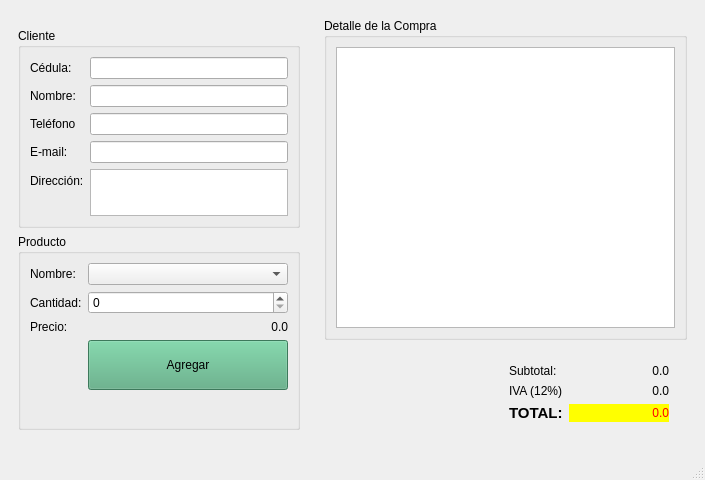
Old version of the form principal.ui in the repository Shadow81194/P58.Qt.Tiendad.
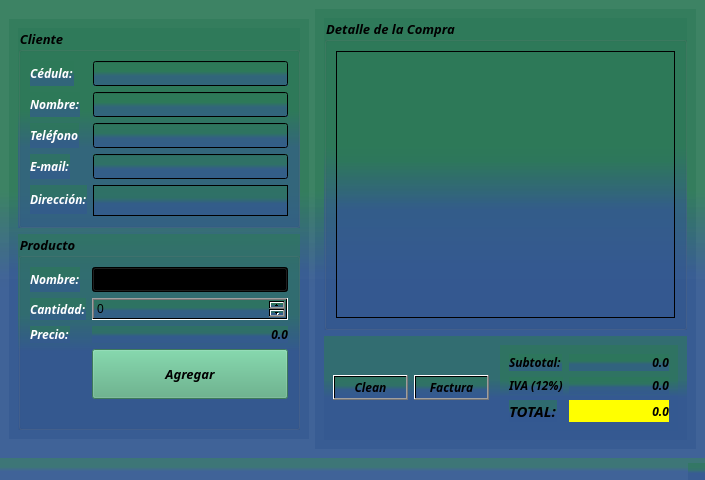
New version of the form. Icons and pictures are not drawn.

The edit to the form file:
```diff
--- a/principal.ui
+++ b/principal.ui
@@ -13,6 +13,13 @@
   <property name="windowTitle">
    <string>Tienda</string>
   </property>
+  <property name="windowIcon">
+   <iconset resource="imgen.qrc">
+    <normaloff>:/new/prefix1/imagen de tiendad/tienda.png</normaloff>:/new/prefix1/imagen de tiendad/tienda.png</iconset>
+  </property>
+  <property name="styleSheet">
+   <string notr="true">background-color: qlineargradient(spread:reflect, x1:1, y1:0.943, x2:1, y2:0.0683636, stop:0.393258 rgba(52, 88, 145, 153), stop:0.606742 rgba(45, 121, 88, 148));</string>
+  </property>
   <widget class="QWidget" name="centralwidget">
    <layout class="QHBoxLayout" name="horizontalLayout">
     <item>
@@ -38,12 +45,33 @@
            <height>200</height>
           </size>
          </property>
+         <property name="font">
+          <font>
+           <family>Cooper Std Black</family>
+           <pointsize>10</pointsize>
+           <weight>75</weight>
+           <italic>true</italic>
+           <bold>true</bold>
+          </font>
+         </property>
          <property name="title">
           <string>Cliente</string>
          </property>
          <layout class="QFormLayout" name="formLayout_2">
           <item row="0" column="0">
            <widget class="QLabel" name="label_4">
+            <property name="font">
+             <font>
+              <family>Cooper Std Black</family>
+              <pointsize>9</pointsize>
+              <weight>75</weight>
+              <italic>true</italic>
+              <bold>true</bold>
+             </font>
+            </property>
+            <property name="styleSheet">
+             <string notr="true">color: rgb(255, 255, 255);</string>
+            </property>
             <property name="text">
              <string>Cédula:</string>
             </property>
@@ -57,40 +85,125 @@
               <height>0</height>
              </size>
             </property>
+            <property name="font">
+             <font>
+              <family>Cooper Std Black</family>
+              <weight>75</weight>
+              <italic>true</italic>
+              <bold>true</bold>
+             </font>
+            </property>
            </widget>
           </item>
           <item row="1" column="0">
            <widget class="QLabel" name="label_5">
+            <property name="font">
+             <font>
+              <family>Cooper Std Black</family>
+              <pointsize>9</pointsize>
+              <weight>75</weight>
+              <italic>true</italic>
+              <bold>true</bold>
+             </font>
+            </property>
+            <property name="styleSheet">
+             <string notr="true">color: rgb(255, 255, 255);</string>
+            </property>
             <property name="text">
              <string>Nombre:</string>
             </property>
            </widget>
           </item>
           <item row="1" column="1">
-           <widget class="QLineEdit" name="inNombre"/>
+           <widget class="QLineEdit" name="inNombre">
+            <property name="font">
+             <font>
+              <family>Cooper Std Black</family>
+              <weight>75</weight>
+              <italic>true</italic>
+              <bold>true</bold>
+             </font>
+            </property>
+           </widget>
           </item>
           <item row="2" column="0">
            <widget class="QLabel" name="label_6">
+            <property name="font">
+             <font>
+              <family>Cooper Std Black</family>
+              <pointsize>9</pointsize>
+              <weight>75</weight>
+              <italic>true</italic>
+              <bold>true</bold>
+             </font>
+            </property>
+            <property name="styleSheet">
+             <string notr="true">color: rgb(255, 255, 255);
+
+</string>
+            </property>
             <property name="text">
              <string>Teléfono</string>
             </property>
            </widget>
           </item>
           <item row="2" column="1">
-           <widget class="QLineEdit" name="inTelefono"/>
+           <widget class="QLineEdit" name="inTelefono">
+            <property name="font">
+             <font>
+              <family>Cooper Std Black</family>
+              <weight>75</weight>
+              <italic>true</italic>
+              <bold>true</bold>
+             </font>
+            </property>
+           </widget>
           </item>
           <item row="3" column="0">
            <widget class="QLabel" name="label_7">
+            <property name="font">
+             <font>
+              <family>Cooper Std Black</family>
+              <pointsize>9</pointsize>
+              <weight>75</weight>
+              <italic>true</italic>
+              <bold>true</bold>
+             </font>
+            </property>
+            <property name="styleSheet">
+             <string notr="true">color: rgb(255, 255, 255);</string>
+            </property>
             <property name="text">
              <string>E-mail:</string>
             </property>
            </widget>
           </item>
           <item row="3" column="1">
-           <widget class="QLineEdit" name="inCorreo"/>
+           <widget class="QLineEdit" name="inCorreo">
+            <property name="font">
+             <font>
+              <family>Cooper Std Black</family>
+              <weight>75</weight>
+              <italic>true</italic>
+              <bold>true</bold>
+             </font>
+            </property>
+           </widget>
           </item>
           <item row="4" column="0">
            <widget class="QLabel" name="label_8">
+            <property name="font">
+             <font>
+              <family>Cooper Std Black</family>
+              <pointsize>9</pointsize>
+              <weight>75</weight>
+              <italic>true</italic>
+              <bold>true</bold>
+             </font>
+            </property>
+            <property name="styleSheet">
+             <string notr="true">color: rgb(255, 255, 255);</string>
+            </property>
             <property name="text">
              <string>Dirección:</string>
             </property>
@@ -104,6 +217,14 @@
               <height>100</height>
              </size>
             </property>
+            <property name="font">
+             <font>
+              <family>Cooper Std Black</family>
+              <weight>75</weight>
+              <italic>true</italic>
+              <bold>true</bold>
+             </font>
+            </property>
            </widget>
           </item>
          </layout>
@@ -117,22 +238,68 @@
            <height>200</height>
           </size>
          </property>
+         <property name="font">
+          <font>
+           <family>Cooper Std Black</family>
+           <pointsize>10</pointsize>
+           <weight>75</weight>
+           <italic>true</italic>
+           <bold>true</bold>
+          </font>
+         </property>
+         <property name="styleSheet">
+          <string notr="true">color: rgb(0, 0, 0);</string>
+         </property>
          <property name="title">
           <string>Producto</string>
          </property>
          <layout class="QFormLayout" name="formLayout_3">
           <item row="0" column="0">
            <widget class="QLabel" name="label_9">
+            <property name="font">
+             <font>
+              <family>Cooper Std Black</family>
+              <pointsize>9</pointsize>
+              <weight>75</weight>
+              <italic>true</italic>
+              <bold>true</bold>
+             </font>
+            </property>
+            <property name="styleSheet">
+             <string notr="true">color: rgb(255, 255, 255);
+color: rgb(255, 255, 255);</string>
+            </property>
             <property name="text">
              <string>Nombre:</string>
             </property>
            </widget>
           </item>
           <item row="0" column="1">
-           <widget class="QComboBox" name="inProducto"/>
+           <widget class="QComboBox" name="inProducto">
+            <property name="font">
+             <font>
+              <family>Cooper Std Black</family>
+              <weight>75</weight>
+              <italic>true</italic>
+              <bold>true</bold>
+             </font>
+            </property>
+           </widget>
           </item>
           <item row="1" column="0">
            <widget class="QLabel" name="label_10">
+            <property name="font">
+             <font>
+              <family>Cooper Std Black</family>
+              <pointsize>9</pointsize>
+              <weight>75</weight>
+              <italic>true</italic>
+              <bold>true</bold>
+             </font>
+            </property>
+            <property name="styleSheet">
+             <string notr="true">color: rgb(255, 255, 255);</string>
+            </property>
             <property name="text">
              <string>Cantidad:</string>
             </property>
@@ -143,6 +310,18 @@
           </item>
           <item row="2" column="0">
            <widget class="QLabel" name="label_11">
+            <property name="font">
+             <font>
+              <family>Cooper Std Black</family>
+              <pointsize>9</pointsize>
+              <weight>75</weight>
+              <italic>true</italic>
+              <bold>true</bold>
+             </font>
+            </property>
+            <property name="styleSheet">
+             <string notr="true">color: rgb(255, 255, 255);</string>
+            </property>
             <property name="text">
              <string>Precio:</string>
             </property>
@@ -150,6 +329,14 @@
           </item>
           <item row="2" column="1">
            <widget class="QLabel" name="outPrecio">
+            <property name="font">
+             <font>
+              <family>Cooper Std Black</family>
+              <weight>75</weight>
+              <italic>true</italic>
+              <bold>true</bold>
+             </font>
+            </property>
             <property name="text">
              <string>&lt;html&gt;&lt;head/&gt;&lt;body&gt;&lt;p align=&quot;right&quot;&gt;0.0&lt;/p&gt;&lt;/body&gt;&lt;/html&gt;</string>
             </property>
@@ -163,6 +350,15 @@
               <height>50</height>
              </size>
             </property>
+            <property name="font">
+             <font>
+              <family>Cooper Std Black</family>
+              <pointsize>10</pointsize>
+              <weight>75</weight>
+              <italic>true</italic>
+              <bold>true</bold>
+             </font>
+            </property>
             <property name="styleSheet">
              <string notr="true">background-color: rgb(85, 170, 127);</string>
             </property>
@@ -188,12 +384,34 @@
            <height>300</height>
           </size>
          </property>
+         <property name="font">
+          <font>
+           <family>Cooper Std Black</family>
+           <pointsize>10</pointsize>
+           <weight>75</weight>
+           <italic>true</italic>
+           <bold>true</bold>
+          </font>
+         </property>
          <property name="title">
           <string>Detalle de la Compra</string>
          </property>
          <layout class="QHBoxLayout" name="horizontalLayout_3">
           <item>
-           <widget class="QTableWidget" name="outDetalle"/>
+           <widget class="QTableWidget" name="outDetalle">
+            <property name="font">
+             <font>
+              <family>Cooper Std Black</family>
+              <pointsize>10</pointsize>
+              <weight>75</weight>
+              <italic>true</italic>
+              <bold>true</bold>
+             </font>
+            </property>
+            <property name="styleSheet">
+             <string notr="true">border-image: url(:/new/prefix1/imagen de tiendad/light-blue-cool-vector-low-poly-crystal-background-png_66033.jpg);</string>
+            </property>
+           </widget>
           </item>
          </layout>
         </widget>
@@ -201,6 +419,46 @@
        <item>
         <widget class="QWidget" name="widget_3" native="true">
          <layout class="QHBoxLayout" name="horizontalLayout_2">
+          <item>
+           <widget class="QPushButton" name="pushButton_2">
+            <property name="font">
+             <font>
+              <family>Cooper Std Black</family>
+              <pointsize>9</pointsize>
+              <weight>75</weight>
+              <italic>true</italic>
+              <bold>true</bold>
+             </font>
+            </property>
+            <property name="text">
+             <string>Clean</string>
+            </property>
+            <property name="icon">
+             <iconset resource="imgen.qrc">
+              <normaloff>:/new/prefix1/imagen de tiendad/escoba.png</normaloff>:/new/prefix1/imagen de tiendad/escoba.png</iconset>
+            </property>
+           </widget>
+          </item>
+          <item>
+           <widget class="QPushButton" name="pushButton">
+            <property name="font">
+             <font>
+              <family>Cooper Std Black</family>
+              <pointsize>9</pointsize>
+              <weight>75</weight>
+              <italic>true</italic>
+              <bold>true</bold>
+             </font>
+            </property>
+            <property name="text">
+             <string>Factura</string>
+            </property>
+            <property name="icon">
+             <iconset resource="imgen.qrc">
+              <normaloff>:/new/prefix1/imagen de tiendad/escoba.png</normaloff>:/new/prefix1/imagen de tiendad/escoba.png</iconset>
+            </property>
+           </widget>
+          </item>
           <item>
            <spacer name="horizontalSpacer">
             <property name="orientation">
@@ -216,9 +474,29 @@
           </item>
           <item>
            <widget class="QWidget" name="widget_5" native="true">
+            <property name="font">
+             <font>
+              <family>Cooper Std Black</family>
+              <pointsize>9</pointsize>
+              <weight>75</weight>
+              <italic>true</italic>
+              <bold>true</bold>
+             </font>
+            </property>
+            <property name="layoutDirection">
+             <enum>Qt::LeftToRight</enum>
+            </property>
             <layout class="QFormLayout" name="formLayout">
              <item row="0" column="0">
               <widget class="QLabel" name="label">
+               <property name="font">
+                <font>
+                 <family>Cooper Std Black</family>
+                 <weight>75</weight>
+                 <italic>true</italic>
+                 <bold>true</bold>
+                </font>
+               </property>
                <property name="text">
                 <string>Subtotal:</string>
                </property>
@@ -232,6 +510,14 @@
                  <height>0</height>
                 </size>
                </property>
+               <property name="font">
+                <font>
+                 <family>Cooper Std Black</family>
+                 <weight>75</weight>
+                 <italic>true</italic>
+                 <bold>true</bold>
+                </font>
+               </property>
                <property name="text">
                 <string>0.0</string>
                </property>
@@ -242,6 +528,14 @@
              </item>
              <item row="1" column="0">
               <widget class="QLabel" name="label_2">
+               <property name="font">
+                <font>
+                 <family>Cooper Std Black</family>
+                 <weight>75</weight>
+                 <italic>true</italic>
+                 <bold>true</bold>
+                </font>
+               </property>
                <property name="text">
                 <string>IVA (12%)</string>
                </property>
@@ -255,6 +549,20 @@
                  <height>0</height>
                 </size>
                </property>
+               <property name="font">
+                <font>
+                 <family>Cooper Std Black</family>
+                 <weight>75</weight>
+                 <italic>true</italic>
+                 <bold>true</bold>
+                </font>
+               </property>
+               <property name="focusPolicy">
+                <enum>Qt::NoFocus</enum>
+               </property>
+               <property name="layoutDirection">
+                <enum>Qt::LeftToRight</enum>
+               </property>
                <property name="text">
                 <string>0.0</string>
                </property>
@@ -265,6 +573,14 @@
              </item>
              <item row="2" column="0">
               <widget class="QLabel" name="label_3">
+               <property name="font">
+                <font>
+                 <family>Cooper Std Black</family>
+                 <weight>75</weight>
+                 <italic>true</italic>
+                 <bold>true</bold>
+                </font>
+               </property>
                <property name="text">
                 <string>&lt;html&gt;&lt;head/&gt;&lt;body&gt;&lt;p&gt;&lt;span style=&quot; font-size:11pt; font-weight:600;&quot;&gt;TOTAL:&lt;/span&gt;&lt;/p&gt;&lt;/body&gt;&lt;/html&gt;</string>
                </property>
@@ -278,9 +594,16 @@
                  <height>0</height>
                 </size>
                </property>
+               <property name="font">
+                <font>
+                 <family>Cooper Std Black</family>
+                 <weight>75</weight>
+                 <italic>true</italic>
+                 <bold>true</bold>
+                </font>
+               </property>
                <property name="styleSheet">
-                <string notr="true">background-color: rgb(255, 255, 0);
-color: rgb(255, 0, 0);</string>
+                <string notr="true">background-color: rgb(255, 255, 0);</string>
                </property>
                <property name="text">
                 <string>0.0</string>
```
Left out of the diff: 8 changed lines with no effect on the pictures.
